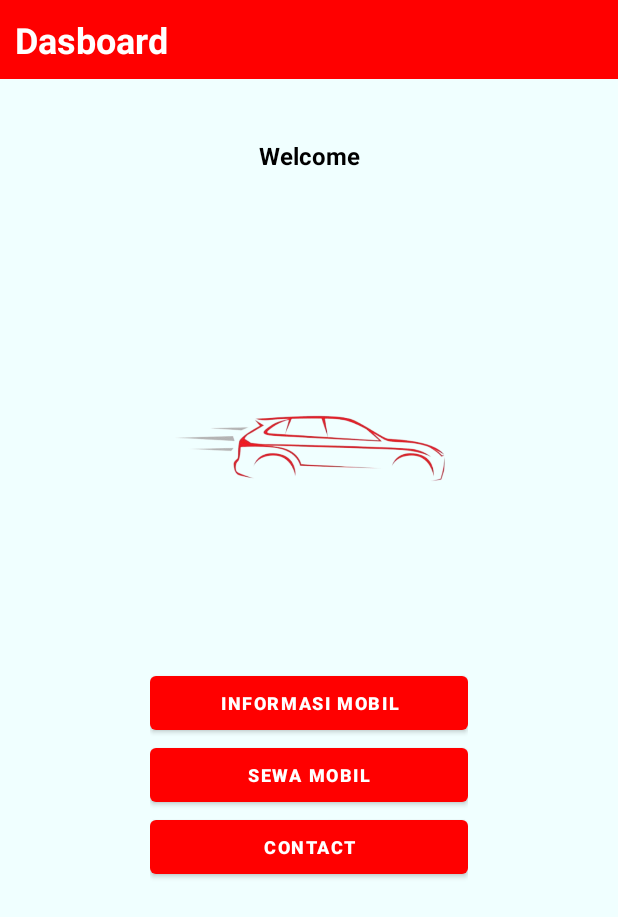
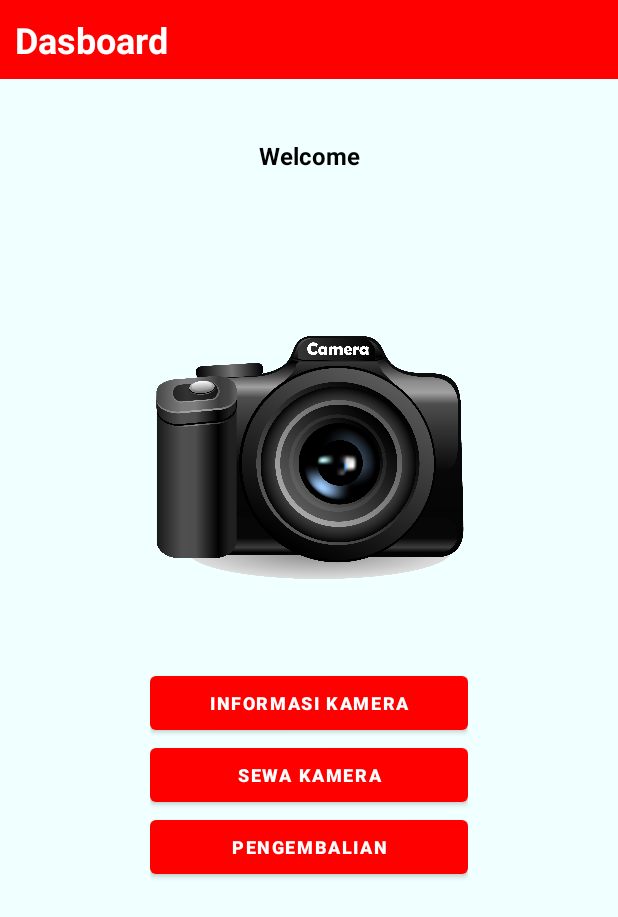
Before and after one commit to AryaSuryaaa/RentalKameraApp, an Android app: the screen it shows after launch (MainActivity), on a phone screen of 412 x 824 dp. Shown: the top 917 px of the screen. Run offline under Robolectric (Android 15) with nearby library versions, the phone set to English and light mode, and no system bars.

Commit message:
memperbaiki tampilan main activity

```diff
--- a/app/src/main/res/layout/activity_main.xml
+++ b/app/src/main/res/layout/activity_main.xml
@@ -39,7 +39,7 @@
             android:layout_height="200dp"
             android:layout_gravity="center"
             android:layout_marginTop="80dp"
-            android:src="@drawable/logo" />
+            android:src="@drawable/kamera_logo" />
 
         <LinearLayout
             android:layout_width="match_parent"
@@ -54,21 +54,21 @@
                 android:layout_width="match_parent"
                 android:layout_height="match_parent"
                 android:onClick="Tombol_info"
-                android:text="Informasi Mobil"
+                android:text="Informasi Kamera"
                 android:textSize="12sp"
                 android:textStyle="bold"/>
             <Button
                 android:layout_width="match_parent"
                 android:layout_height="wrap_content"
                 android:onClick="tombol_sewa"
-                android:text="Sewa Mobil"
+                android:text="Sewa Kamera"
                 android:textSize="12sp"
                 android:textStyle="bold"/>
             <Button
                 android:layout_width="match_parent"
                 android:layout_height="wrap_content"
                 android:onClick="tombol_contact"
-                android:text="Contact"
+                android:text="Pengembalian"
                 android:textSize="12sp"
                 android:textStyle="bold"/>
 
```
Also changed, not shown: app/src/main/res/drawable/kamera_logo.png (added).
